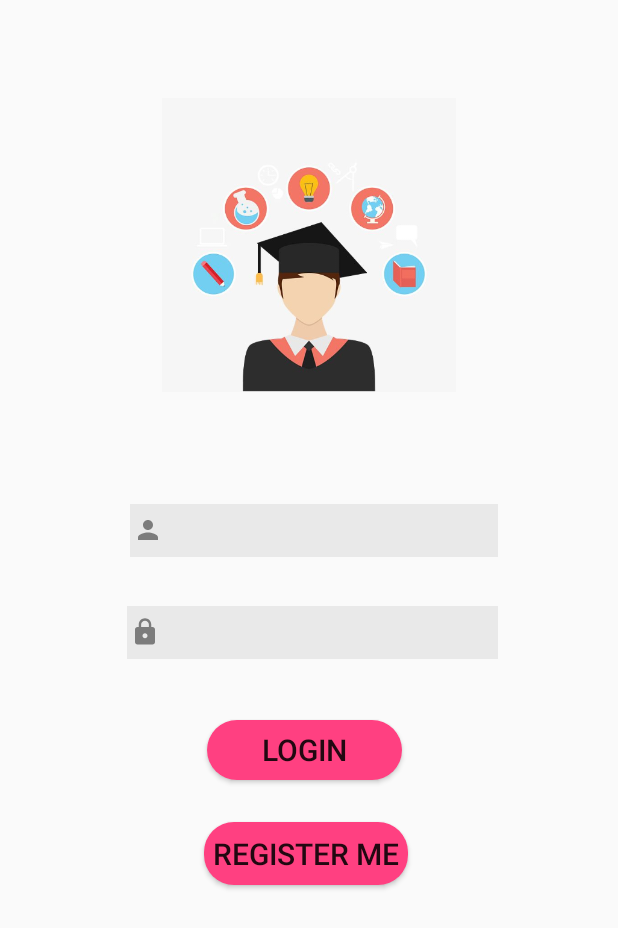
After one commit to GayanMalinda99/Learning-Management-System, an Android app: the layout activity_login2.xml on its own in the app's theme, with its tools: preview values and no code run, on a phone screen of 412 x 824 dp. The commit adds this screen. Shown: the top 928 px of the screen. Run offline under Robolectric (Android 15) with nearby library versions, the light colour scheme and no system bars; network calls fail.

Commit message:
Login_Added

```diff
--- a/android/MyNotes/app/build.gradle
+++ b/android/MyNotes/app/build.gradle
@@ -67,6 +67,8 @@ dependencies {
     implementation("androidx.navigation:navigation-ui-ktx:2.4.2")
 
     // Feature module Support
+    implementation 'com.android.volley:volley:1.2.1'
+
     implementation("androidx.navigation:navigation-dynamic-features-fragment:2.4.2")
 
     implementation "com.squareup.okhttp3:logging-interceptor:4.9.3"
--- a/android/MyNotes/app/src/main/java/com/example/mynotes/RegisterActivity.java
+++ b/android/MyNotes/app/src/main/java/com/example/mynotes/RegisterActivity.java
@@ -63,7 +63,7 @@ public class RegisterActivity extends AppCompatActivity {
 
         Log.i("call","function called");
         Intent i = new Intent(RegisterActivity.this,
-                LoginActivity.class);
+                loginActivity2.class);
         startActivity(i);
         finish();
         call.enqueue(new Callback<AppUser>() {
--- a/android/MyNotes/app/src/main/java/com/example/mynotes/retrofit/RetrofitClientInstance.java
+++ b/android/MyNotes/app/src/main/java/com/example/mynotes/retrofit/RetrofitClientInstance.java
@@ -11,7 +11,7 @@ import retrofit2.converter.gson.GsonConverterFactory;
 public class RetrofitClientInstance {
 
     private static Retrofit retrofit;
-    private static final String BASE_URL = "http://192.168.1.100:8080/";   //  http://192.168.8.102:8080/
+    private static final String BASE_URL = "http://192.168.1.3:8080/";   //  http://192.168.8.102:8080/
     static HttpLoggingInterceptor httpLoggingInterceptor = new HttpLoggingInterceptor();
 
     public static HttpLoggingInterceptor getHttpLoggingInterceptor() {
--- /dev/null
+++ b/android/MyNotes/app/src/main/res/layout/activity_login2.xml
@@ -0,0 +1,19 @@
+<?xml version="1.0" encoding="utf-8"?>
+<androidx.constraintlayout.widget.ConstraintLayout xmlns:android="http://schemas.android.com/apk/res/android"
+    xmlns:app="http://schemas.android.com/apk/res-auto"
+    xmlns:tools="http://schemas.android.com/tools"
+    android:layout_width="match_parent"
+    android:layout_height="match_parent"
+    tools:context=".loginActivity2">
+
+
+    <include
+        layout="@layout/login_layout"
+        android:layout_width="351dp"
+        android:layout_height="662dp"
+        android:layout_centerHorizontal="true"
+        android:layout_centerVertical="true"
+        app:layout_constraintEnd_toEndOf="parent"
+        app:layout_constraintTop_toTopOf="parent" />
+
+</androidx.constraintlayout.widget.ConstraintLayout>
```
Also changed, not shown: android/MyNotes/app/src/main/AndroidManifest.xml (+16 -18 lines), android/MyNotes/app/src/main/java/com/example/mynotes/CourseActivity.java (+15 -0 lines), android/MyNotes/app/src/main/java/com/example/mynotes/loginActivity2.java (added, +114 -0 lines), android/MyNotes/app/src/main/res/layout/activity_lecture.xml (added, +9 -0 lines).
